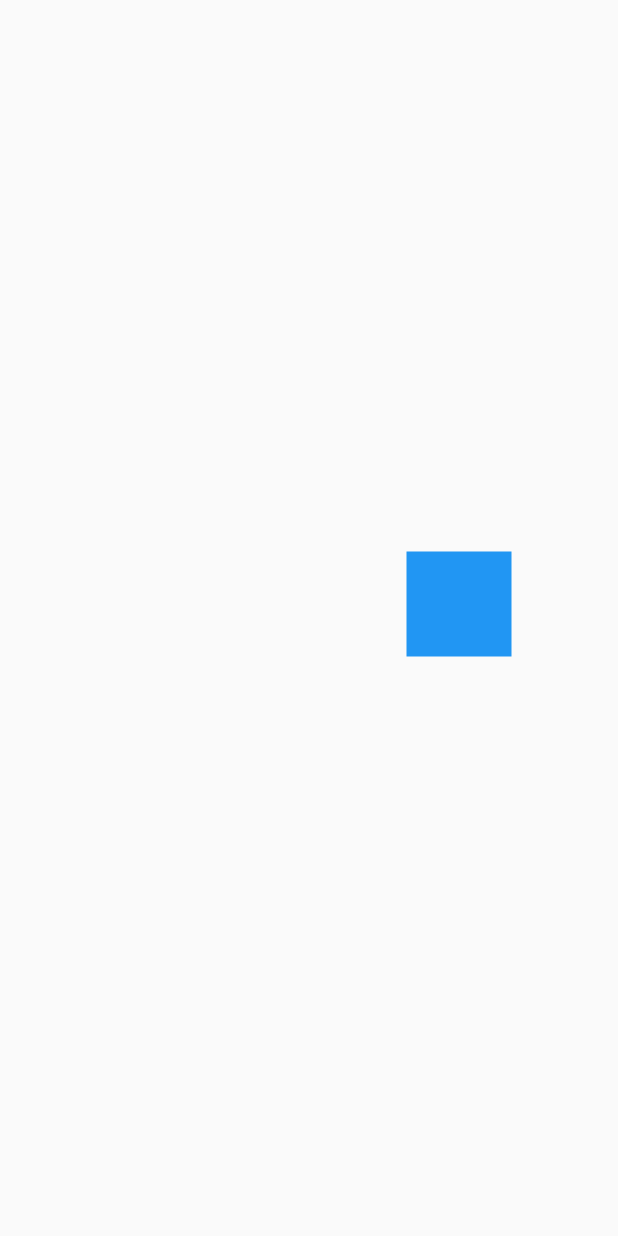
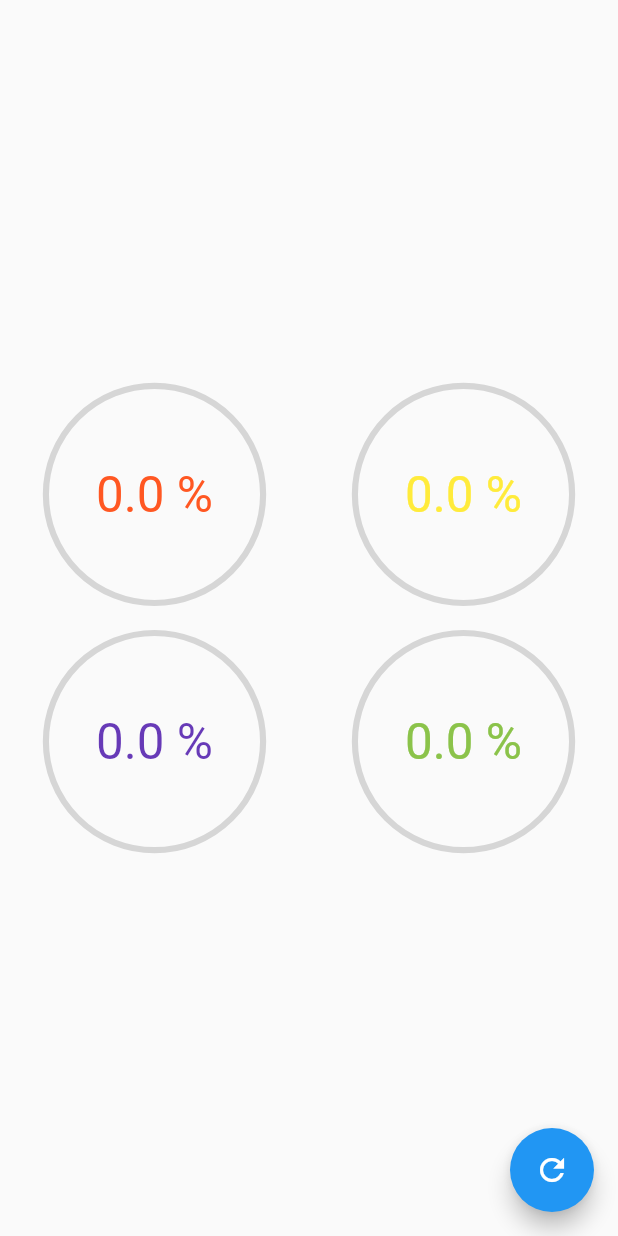
Before and after one commit to LeanGardella/FlutterUI, a Flutter app: the screen it shows after launch, on a phone screen of 412 x 824 dp. Run offline on Flutter 3.47's test engine with Material 2 defaults, Android fonts, the phone set to English and light mode, and no system bars.

Commit message:
Fin sección 4 - Progress Circular

```diff
--- a/lib/main.dart
+++ b/lib/main.dart
@@ -1,5 +1,7 @@
 import 'package:disenos/src/challenges/cuadrado_animado_page.dart';
 import 'package:disenos/src/pages/animaciones_page.dart';
+import 'package:disenos/src/lab/circular_progress_page.dart';
+import 'package:disenos/src/pages/graficas_circulares_page.dart';
 import 'package:flutter/material.dart';
 //import 'package:disenos/src/pages/headers_page.dart';
 void main() => runApp(MyApp());
@@ -10,7 +12,7 @@ class MyApp extends StatelessWidget {
     return MaterialApp(
       debugShowCheckedModeBanner: false,
       title: 'UI App',
-      home: CuadradoAnimadoPage(),
+      home: GraficasCircularesPage(),
     );
   }
 }
--- /dev/null
+++ b/lib/src/pages/graficas_circulares_page.dart
@@ -0,0 +1,77 @@
+import 'package:disenos/src/widgets/radial_progress.dart';
+import 'package:flutter/material.dart';
+class GraficasCircularesPage extends StatefulWidget {
+  @override
+  _GraficasCircularesPageState createState() => _GraficasCircularesPageState();
+}
+
+class _GraficasCircularesPageState extends State<GraficasCircularesPage> {
+
+  double porcentaje = 0.0;
+
+  @override
+  Widget build(BuildContext context) {
+    return Scaffold(
+      floatingActionButton: FloatingActionButton(
+        child: Icon(Icons.refresh),
+        onPressed: () {
+          porcentaje += 10.0;
+          if(porcentaje > 100) porcentaje = 0.0;
+          setState(() {
+            //print('PORCENTAJE: $porcentaje');
+          });
+        },
+      ),
+      body: Column(
+        mainAxisAlignment: MainAxisAlignment.center,
+        children: <Widget>[
+          Row(
+            mainAxisAlignment: MainAxisAlignment.spaceAround,
+            children: <Widget>[
+              CustomRadialProgress(porcentaje: porcentaje, color: Colors.deepOrange),
+              CustomRadialProgress(porcentaje: porcentaje, color: Colors.yellow),
+            ],
+          ),
+          Row(
+            mainAxisAlignment: MainAxisAlignment.spaceAround,
+            children: <Widget>[
+              CustomRadialProgress(porcentaje: porcentaje, color: Colors.deepPurple),
+              CustomRadialProgress(porcentaje: porcentaje, color: Colors.lightGreen),
+            ],
+          ),
+        ],
+      ),
+    );
+  }
+}
+
+class CustomRadialProgress extends StatelessWidget {
+  final double porcentaje;
+  final Color color;
+
+  const CustomRadialProgress({
+    @required this.porcentaje,
+    @required this.color,
+  });
+
+  @override
+  Widget build(BuildContext context) {
+    return Center(
+      child: Container(
+        width: MediaQuery.of(context).size.width*0.4,
+        height: MediaQuery.of(context).size.width*0.4,
+        // color: Colors.red,
+        child: RadialProgress(
+          progress: porcentaje ,
+          showText: true,
+          duration: Duration(milliseconds: 500),
+          primaryColor: color,
+          secondaryColor: Colors.grey[350],
+          primaryStrokeWidth: MediaQuery.of(context).size.width*0.02,
+          secondaryStrokeWidth: MediaQuery.of(context).size.width*0.01,
+          fontSize: MediaQuery.of(context).size.width*0.08,
+        ),
+      ),
+    );
+  }
+}
--- /dev/null
+++ b/lib/src/widgets/radial_progress.dart
@@ -0,0 +1,145 @@
+import 'dart:math';
+import 'dart:ui';
+
+import 'package:flutter/material.dart';
+
+class RadialProgress extends StatefulWidget {
+
+  final progress;
+  final showText;
+  final duration;
+  final primaryColor;
+  final secondaryColor;
+  final primaryStrokeWidth;
+  final secondaryStrokeWidth;
+  final fontSize;
+
+  const RadialProgress( {
+    @required this.progress,
+    this.showText = false,
+    @required this.duration ,
+    this.primaryColor = Colors.blue,
+    this.secondaryColor = Colors.grey,
+    this.primaryStrokeWidth = 10.0,
+    this.secondaryStrokeWidth = 4.0,
+    this.fontSize = 20.0
+    } ) ;
+
+  @override
+  _RadialProgressState createState() => _RadialProgressState();
+}
+
+class _RadialProgressState extends State<RadialProgress> with SingleTickerProviderStateMixin{
+  AnimationController ctrl;
+  double currentProgress;
+  double startProgress;
+  double endProgress;
+
+  @override
+  void initState() {
+
+
+    startProgress = 0.0;
+    endProgress = 0.0;
+    currentProgress = 0.0;
+
+    ctrl = new AnimationController(vsync: this, duration: widget.duration);
+
+    super.initState();
+  }
+
+  @override
+  void dispose() {
+    ctrl.dispose();
+    super.dispose();
+  }
+
+  @override
+  Widget build(BuildContext context) {
+    ctrl.forward(from: 0.0);
+    endProgress = widget.progress;
+    final delta = endProgress - startProgress;
+    startProgress = endProgress;
+
+    // print('START: $startProgress');
+    // print('END: $endProgress');
+    // print('CURR: $currentProgress');
+
+    return AnimatedBuilder(
+      animation: ctrl,
+      builder: (BuildContext context, Widget child) {
+        currentProgress = endProgress - delta + (delta * ctrl.value);
+        //print('ANIM: $currentProgress');
+        return Stack(
+          children: <Widget>[
+            Container(
+              padding: EdgeInsets.all(10.0),
+              width: double.infinity,
+              height: double.infinity,
+              child:  CustomPaint(painter: _MiRadialProgress(
+                    currentProgress,
+                    widget.primaryColor,
+                    widget.secondaryColor,
+                    widget.primaryStrokeWidth,
+                    widget.secondaryStrokeWidth
+                    )),
+            ),
+            Center(
+              child: (widget.showText) ? Text(currentProgress.toStringAsFixed(1) + ' %', style: TextStyle(color: widget.primaryColor, fontSize: widget.fontSize ),) : Container(),
+            ),
+          ],
+        );
+      }
+    );
+  }
+}
+
+
+class _MiRadialProgress extends CustomPainter{
+  final progreso;
+  final primaryColor;
+  final secondaryColor;
+  final primaryStrokeWidth;
+  final secondaryStrokeWidth;
+
+  _MiRadialProgress(this.progreso, this.primaryColor, this.secondaryColor, this.primaryStrokeWidth, this.secondaryStrokeWidth);
+
+  @override
+  void paint(Canvas canvas, Size size) {
+
+
+    // Circulo completo
+    final paint = new Paint()
+        ..strokeWidth = secondaryStrokeWidth
+        ..color       = secondaryColor
+        ..style       = PaintingStyle.stroke;
+
+    final center = Offset(size.width/2 , size.height/2);
+    final radius = min(size.width/2, size.height/2);
+
+    canvas.drawCircle(center, radius, paint);
+
+    final paintArco = new Paint()
+        ..strokeWidth = primaryStrokeWidth
+        ..color       = primaryColor
+        ..strokeCap   = StrokeCap.round
+        ..style       = PaintingStyle.stroke;
+
+
+    //Llenado
+    double arcAngle = 2 * pi * ( progreso / 100 );
+
+    canvas.drawArc(
+      Rect.fromCircle(center: center, radius: radius), // Es el circulo que debe dibujar
+      -pi/2, // angulo inicial
+      arcAngle, // angulo final
+      false, // si quiero que complete con el centro
+      paintArco //lapiz
+    );
+  }
+
+  @override
+  bool shouldRepaint(CustomPainter oldDelegate)  => true;
+
+
+}
```
Also changed, not shown: lib/src/lab/circular_progress_page.dart (added, +121 -0 lines).
